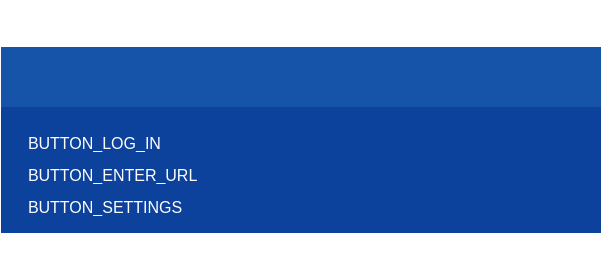
Before: the Qt Designer form parsec/core/gui/forms/login_widget.ui in Scille/parsec-cloud, drawn with Qt 5.
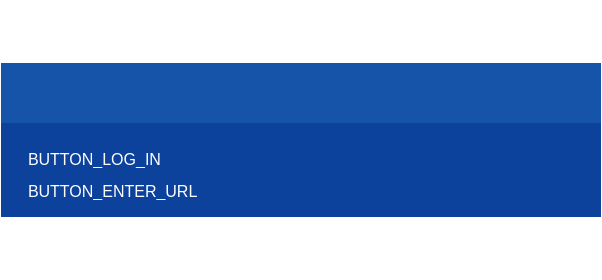
After: the same form once the commit is applied. Icons and pictures are not drawn.

```diff
--- a/parsec/core/gui/forms/login_widget.ui
+++ b/parsec/core/gui/forms/login_widget.ui
@@ -345,34 +345,6 @@
                </property>
               </widget>
              </item>
-             <item>
-              <widget class="QPushButton" name="button_settings">
-               <property name="font">
-                <font>
-                 <pointsize>12</pointsize>
-                </font>
-               </property>
-               <property name="cursor">
-                <cursorShape>PointingHandCursor</cursorShape>
-               </property>
-               <property name="text">
-                <string>BUTTON_SETTINGS</string>
-               </property>
-               <property name="icon">
-                <iconset resource="../rc/resources.qrc">
-                 <normaloff>:/icons/images/icons/menu_settings.png</normaloff>:/icons/images/icons/menu_settings.png</iconset>
-               </property>
-               <property name="iconSize">
-                <size>
-                 <width>20</width>
-                 <height>20</height>
-                </size>
-               </property>
-               <property name="flat">
-                <bool>true</bool>
-               </property>
-              </widget>
-             </item>
             </layout>
            </item>
           </layout>
```
